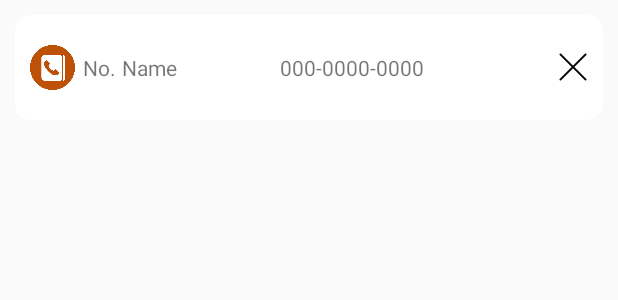
After one commit to hyunajin/JustTrustMe, an Android app: the layout contact_item.xml on its own in the app's theme, with its tools: preview values and no code run, on a phone screen of 412 x 824 dp. The commit adds this screen. Shown: the top 300 px of the screen. Run offline under Robolectric (Android 15) with nearby library versions, the phone set to English and light mode, and no system bars.

Commit message:
연락처 등록
여러가지 시도해봤지만 리스트에 올리는 거 아직 해결 안됨ㅠ

```diff
--- a/JustTrustMe/app/build.gradle
+++ b/JustTrustMe/app/build.gradle
@@ -34,6 +34,7 @@ configurations.all {
 dependencies {
     implementation fileTree(include: ['*.jar'], dir: 'libs')
     implementation 'com.android.support:appcompat-v7:28.0.0'
+    implementation 'com.android.support:cardview-v7:28.0.0'
     implementation 'com.android.support.constraint:constraint-layout:1.1.3'
     testImplementation 'junit:junit:4.12'
     androidTestImplementation 'com.android.support.test:runner:1.0.2'
--- a/JustTrustMe/app/src/main/AndroidManifest.xml
+++ b/JustTrustMe/app/src/main/AndroidManifest.xml
@@ -5,6 +5,8 @@
     <uses-permission android:name="android.permission.INTERNET" />
     <uses-permission android:name="android.permission.GET_ACCOUNTS" />
     <uses-permission android:name="android.permission.ACCESS_FINE_LOCATION" />
+    <uses-permission android:name="android.permission.READ_CONTACTS" />
+    <uses-permission android:name="android.permission.READ_EXTERNAL_STORAGE" />
 
     <application
         android:allowBackup="true"
@@ -32,7 +34,6 @@
             </intent-filter>
         </activity>
         <activity android:name=".BookMark" />
-        <activity android:name=".RegisterContacts" />
         <activity android:name=".OtherSettings" />
         <activity android:name=".Notice" />
         <activity android:name=".FAQ" />
--- /dev/null
+++ b/JustTrustMe/app/src/main/res/layout/contact_item.xml
@@ -0,0 +1,59 @@
+<?xml version="1.0" encoding="utf-8"?>
+<LinearLayout
+    xmlns:android="http://schemas.android.com/apk/res/android"
+    xmlns:cardview="http://schemas.android.com/apk/res-auto"
+    android:orientation="vertical"
+    android:padding="10dp"
+    android:layout_width="match_parent"
+    android:layout_height="wrap_content">
+
+    <android.support.v7.widget.CardView
+        android:layout_width="match_parent"
+        cardview:cardCornerRadius="10dp"
+        android:layout_height="70dp"
+        android:id="@+id/contacts_cardView">
+
+        <LinearLayout
+            android:orientation="horizontal"
+            android:layout_width="match_parent"
+            android:layout_height="match_parent"
+            android:gravity="center"
+            android:padding="10dp">
+
+            <ImageView
+                android:layout_width="30dp"
+                android:layout_height="30dp"
+                android:scaleType="fitCenter"
+                android:layout_marginRight="5dp"
+                android:src="@drawable/phonebook" />
+
+            <TextView
+                android:text="No."
+                android:layout_width="0dp"
+                android:layout_height="wrap_content"
+                android:id="@+id/contacts_Id"
+                android:layout_weight="1" />
+
+            <TextView
+                android:text="Name"
+                android:layout_width="0dp"
+                android:layout_height="wrap_content"
+                android:id="@+id/contacts_Name"
+                android:layout_weight="4" />
+
+            <TextView
+                android:text="000-0000-0000"
+                android:layout_width="0dp"
+                android:layout_height="wrap_content"
+                android:id="@+id/contacts_Tel"
+                android:layout_weight="7" />
+
+            <ImageButton
+                android:layout_height="20dp"
+                android:id="@+id/btnCancel"
+                android:background="@drawable/cancel"
+                android:scaleType="fitCenter"
+                android:layout_width="20dp" />
+        </LinearLayout>
+    </android.support.v7.widget.CardView>
+</LinearLayout>
```
Also changed, not shown: JustTrustMe/app/src/main/java/com/example/asus/justtrustme/Contact.java (added, +52 -0 lines), JustTrustMe/app/src/main/java/com/example/asus/justtrustme/DataLoader.java (added, +64 -0 lines), JustTrustMe/app/src/main/java/com/example/asus/justtrustme/RecyclerAdapter.java (added, +81 -0 lines), JustTrustMe/app/src/main/java/com/example/asus/justtrustme/RegisterContacts.java (+238 -1 lines), JustTrustMe/app/src/main/res/layout/activity_register_contacts.xml (+18 -6 lines), JustTrustMe/app/src/main/res/drawable/btn_rc.png (added).
